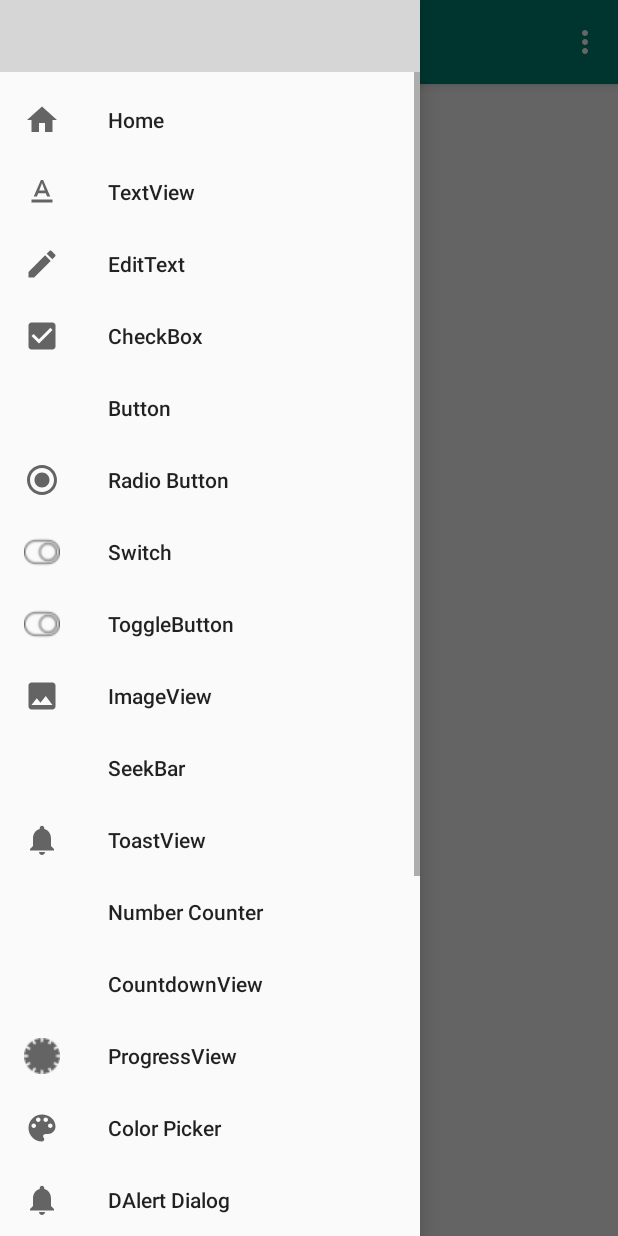
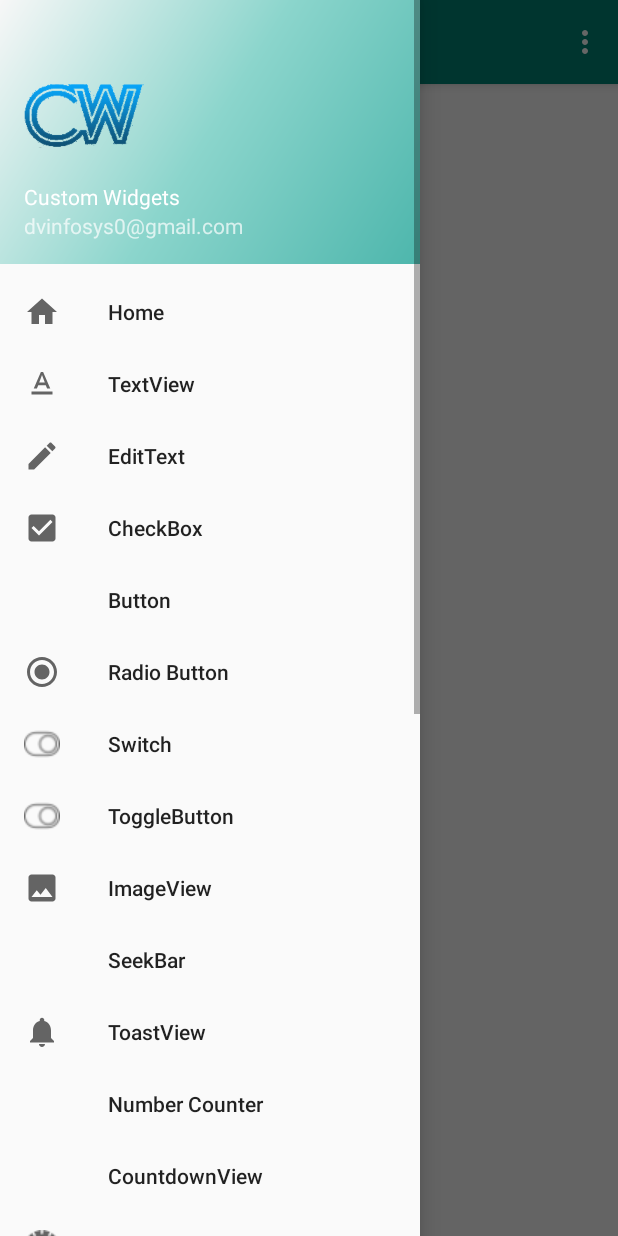
Before and after one commit to dvinfosys/CustomWidgets, an Android app: the screen it shows after launch (HomeActivity), with the side drawer open, on a phone screen of 412 x 824 dp. Run offline under Robolectric (Android 15) with nearby library versions, the phone set to English and light mode, and no system bars; our stand-ins replace CircleImageView; grey boxes are pictures that could not be loaded.

Commit message:
RecyclerResize Add

```diff
--- /dev/null
+++ b/app/src/main/res/layout/nav_header_home.xml
@@ -0,0 +1,36 @@
+<?xml version="1.0" encoding="utf-8"?>
+<LinearLayout xmlns:android="http://schemas.android.com/apk/res/android"
+    xmlns:app="http://schemas.android.com/apk/res-auto"
+    android:layout_width="match_parent"
+    android:layout_height="@dimen/nav_header_height"
+    android:background="@drawable/side_nav_bar"
+    android:gravity="bottom"
+    android:orientation="vertical"
+    android:paddingLeft="@dimen/activity_horizontal_margin"
+    android:paddingTop="@dimen/activity_vertical_margin"
+    android:paddingRight="@dimen/activity_horizontal_margin"
+    android:paddingBottom="@dimen/activity_vertical_margin"
+    android:theme="@style/ThemeOverlay.AppCompat.Dark">
+
+    <ImageView
+        android:id="@+id/imageView"
+        android:layout_width="80dp"
+        android:layout_height="80dp"
+        android:contentDescription="@string/nav_header_desc"
+        android:paddingTop="@dimen/nav_header_vertical_spacing"
+        app:srcCompat="@drawable/drawer_logo" />
+
+    <TextView
+        android:layout_width="match_parent"
+        android:layout_height="wrap_content"
+        android:paddingTop="@dimen/nav_header_vertical_spacing"
+        android:text="@string/nav_header_title"
+        android:textAppearance="@style/TextAppearance.AppCompat.Body1" />
+
+    <TextView
+        android:id="@+id/textView"
+        android:layout_width="wrap_content"
+        android:layout_height="wrap_content"
+        android:text="@string/nav_header_subtitle" />
+
+</LinearLayout>
--- a/app/src/main/res/menu/activity_home_drawer.xml
+++ b/app/src/main/res/menu/activity_home_drawer.xml
@@ -91,6 +91,9 @@
         <item
             android:id="@+id/nav_auto_select"
             android:title="@string/menu_auto_select" />
+        <item
+            android:id="@+id/nav_resize_recycler"
+            android:title="@string/menu_resize_recycler" />
 
     </group>
 </menu>
--- a/app/src/main/res/values/strings.xml
+++ b/app/src/main/res/values/strings.xml
@@ -85,5 +85,6 @@
     <string name="warning_message_with_cancel_confirm_button">Warninig with cancel and confirm buttion</string>
     <string name="message_with_custom_icon">Massage with custom icon</string>
     <string name="menu_spin_wheel">Spin Wheel</string>
+    <string name="menu_resize_recycler">Recycler Resize</string>
 
 </resources>
```
Also changed, not shown: app/src/main/java/com/dvinfosys/WidgetsExample/Activity/HomeActivity.java (+5 -2 lines), app/src/main/java/com/dvinfosys/WidgetsExample/Adapter/RecyclerResizeAdapter.java (added, +81 -0 lines), app/src/main/java/com/dvinfosys/WidgetsExample/Fragments/RecyclerResizeFragment.java (added, +51 -0 lines), app/src/main/res/layout/fragment_recycler_resize.xml (added, +14 -0 lines), app/src/main/res/layout/recycler_resize_item.xml (added, +26 -0 lines), libraries/src/main/java/com/dvinfosys/widgets/Recycler/ResizeAdapter.java (added, +91 -0 lines), libraries/src/main/java/com/dvinfosys/widgets/Recycler/ResizeScrollListener.java (added, +161 -0 lines), libraries/src/main/java/com/dvinfosys/widgets/Utils/Constants.java (+20 -0 lines), libraries/src/main/res/layout/item_footer.xml (added, +8 -0 lines), 2 other files.
